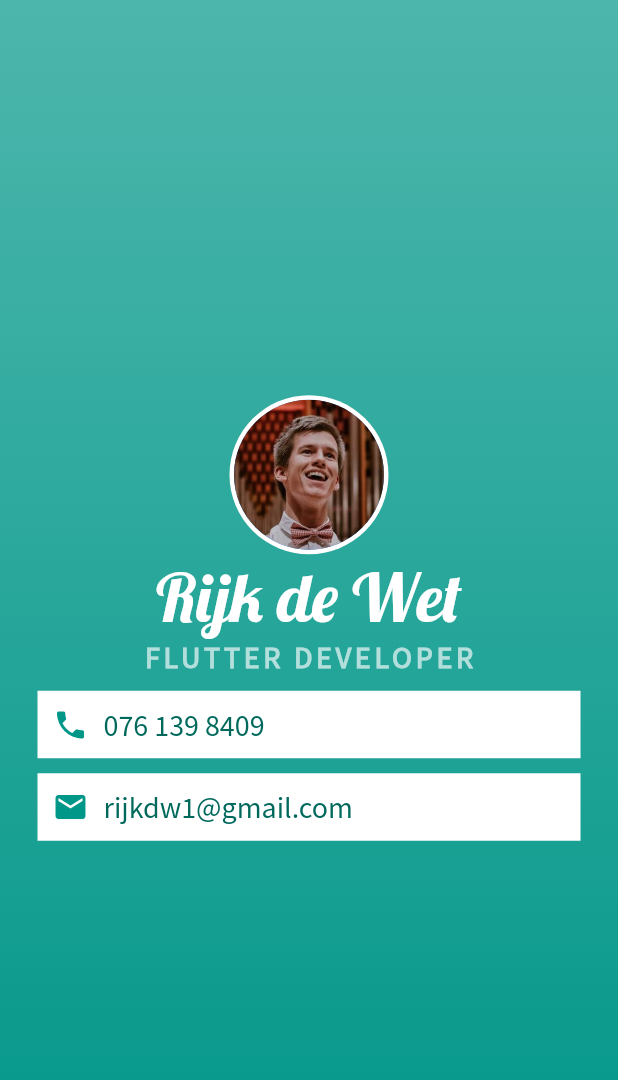
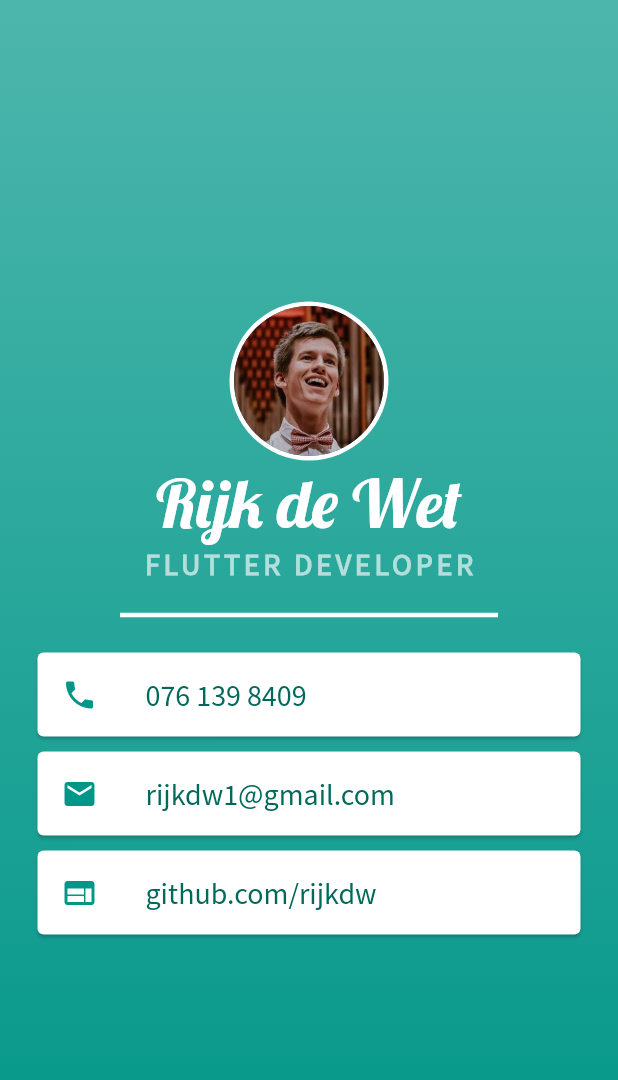
Before and after one commit to rijkdw/mi-card, a Flutter app: the screen it shows after launch, on a phone screen of 412 x 824 dp. Shown: the top 1080 px of the screen. Run offline on Flutter 3.47's test engine with Material 2 defaults, Android fonts, the phone set to English and light mode, and no system bars.

Commit message:
Separated into detail card widget, added website

```diff
--- a/lib/main.dart
+++ b/lib/main.dart
@@ -52,57 +52,32 @@ class MyApp extends StatelessWidget {
                     letterSpacing: 2.5,
                   ),
                 ),
-                Container(
-                  margin: EdgeInsets.symmetric(vertical: 10, horizontal: 25),
-                  padding: EdgeInsets.all(10),
-                  decoration: BoxDecoration(
+                SizedBox(
+                  height: 7,
+                ),
+                SizedBox(
+                  height: 30,
+                  child: Divider(
                     color: Colors.white,
-                  ),
-                  child: Row(
-                    children: <Widget>[
-                      Icon(
-                        Icons.phone,
-                        color: Colors.teal,
-                      ),
-                      SizedBox(
-                        width: 10,
-                      ),
-                      Text(
-                        '076 139 8409',
-                        style: TextStyle(
-                          color: Colors.teal[800],
-                          fontFamily: 'Source Sans Pro',
-                          fontSize: 20,
-                        ),
-                      ),
-                    ],
+                    thickness: 3,
+                    indent: 80,
+                    endIndent: 80,
                   ),
                 ),
-                Container(
-                  margin: EdgeInsets.symmetric(horizontal: 25),
-                  padding: EdgeInsets.all(10),
-                  decoration: BoxDecoration(
-                    color: Colors.white,
-                  ),
-                  child: Row(
-                    children: <Widget>[
-                      Icon(
-                        Icons.email,
-                        color: Colors.teal,
-                      ),
-                      SizedBox(
-                        width: 10,
-                      ),
-                      Text(
-                        'rijkdw1@gmail.com',
-                        style: TextStyle(
-                          color: Colors.teal[800],
-                          fontFamily: 'Source Sans Pro',
-                          fontSize: 20,
-                        ),
-                      ),
-                    ],
-                  ),
+                DetailCard(
+                  text: '076 139 8409',
+                  iconData: Icons.phone,
+                  onPressed: () => print('phone pressed'),
+                ),
+                DetailCard(
+                  text: 'rijkdw1@gmail.com',
+                  iconData: Icons.email,
+                  onPressed: () => print('email pressed'),
+                ),
+                DetailCard(
+                  text: 'github.com/rijkdw',
+                  iconData: Icons.web,
+                  onPressed: () => print('website pressed'),
                 ),
               ],
             ),
@@ -112,3 +87,35 @@ class MyApp extends StatelessWidget {
     );
   }
 }
+
+class DetailCard extends StatelessWidget {
+
+  final String text;
+  final IconData iconData;
+  final VoidCallback onPressed;
+
+  DetailCard({this.text, this.iconData, this.onPressed});
+
+  @override
+  Widget build(BuildContext context) {
+    return Card(
+      margin: EdgeInsets.fromLTRB(25, 10, 25, 0),
+      color: Colors.white,
+      child: ListTile(
+        leading: Icon(
+          this.iconData,
+          color: Colors.teal,
+        ),
+        title: Text(
+          this.text,
+          style: TextStyle(
+            color: Colors.teal[800],
+            fontFamily: 'Source Sans Pro',
+            fontSize: 20,
+          ),
+        ),
+        onTap: () => this.onPressed(),
+      ),
+    );
+  }
+}
```
